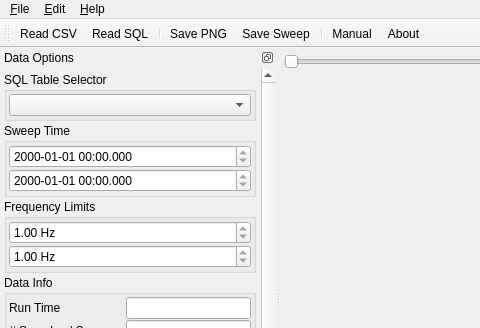
This is sources/SweepMainWin.ui in deepalcoholic/SpectralSignalHound-Viewer as Qt 5 draws it before an edit; both pictures show x 0 to 480 and y 0 to 328 of the 897 by 567 pixel window. The edited form follows.
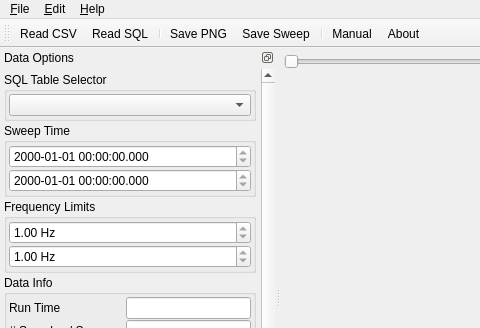
This is the edited form. Icons and pictures are not drawn. Custom widgets are drawn as their Qt base class.

The edit to the form file:
```diff
--- a/sources/SweepMainWin.ui
+++ b/sources/SweepMainWin.ui
@@ -162,23 +162,23 @@
             <property name="spacing">
              <number>1</number>
             </property>
-            <item row="0" column="0">
+            <item row="1" column="0">
              <widget class="QDateTimeEdit" name="_max_time">
               <property name="readOnly">
                <bool>true</bool>
               </property>
               <property name="displayFormat">
-               <string>yyyy-MM-dd hh:mm.zzz</string>
+               <string>yyyy-MM-dd hh:mm:ss.zzz</string>
               </property>
              </widget>
             </item>
-            <item row="1" column="0">
+            <item row="0" column="0">
              <widget class="QDateTimeEdit" name="_min_time">
               <property name="readOnly">
                <bool>true</bool>
               </property>
               <property name="displayFormat">
-               <string>yyyy-MM-dd hh:mm.zzz</string>
+               <string>yyyy-MM-dd hh:mm:ss.zzz</string>
               </property>
              </widget>
             </item>
```
Left out of the diff: 1 changed line with no effect on the pictures.
